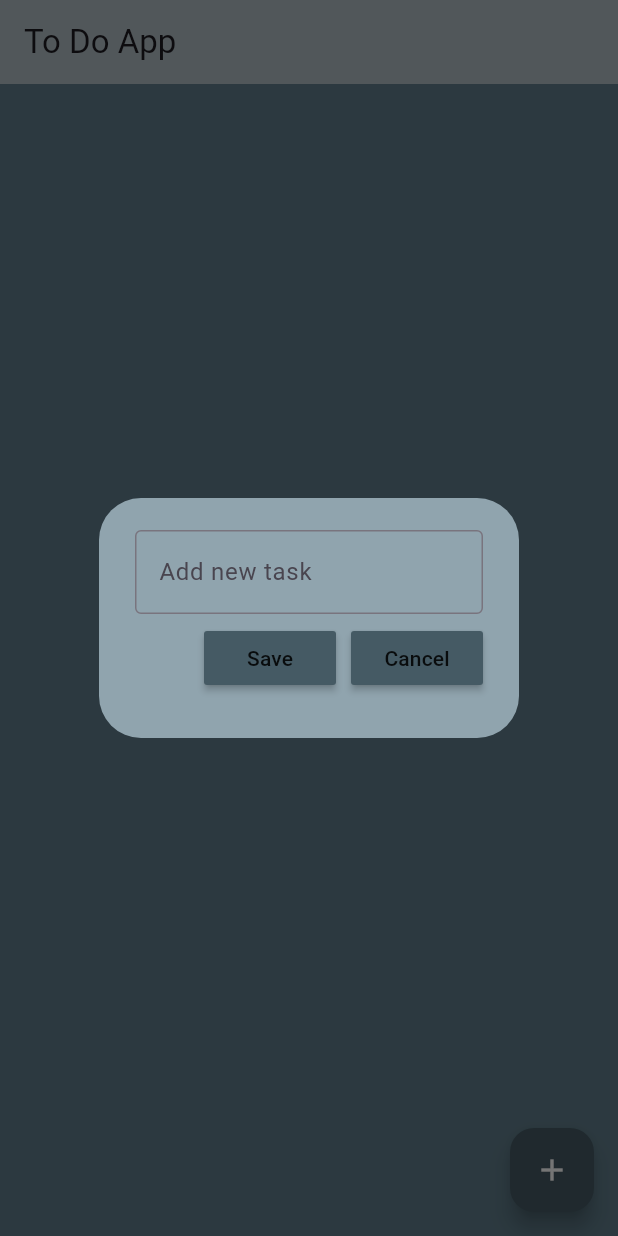
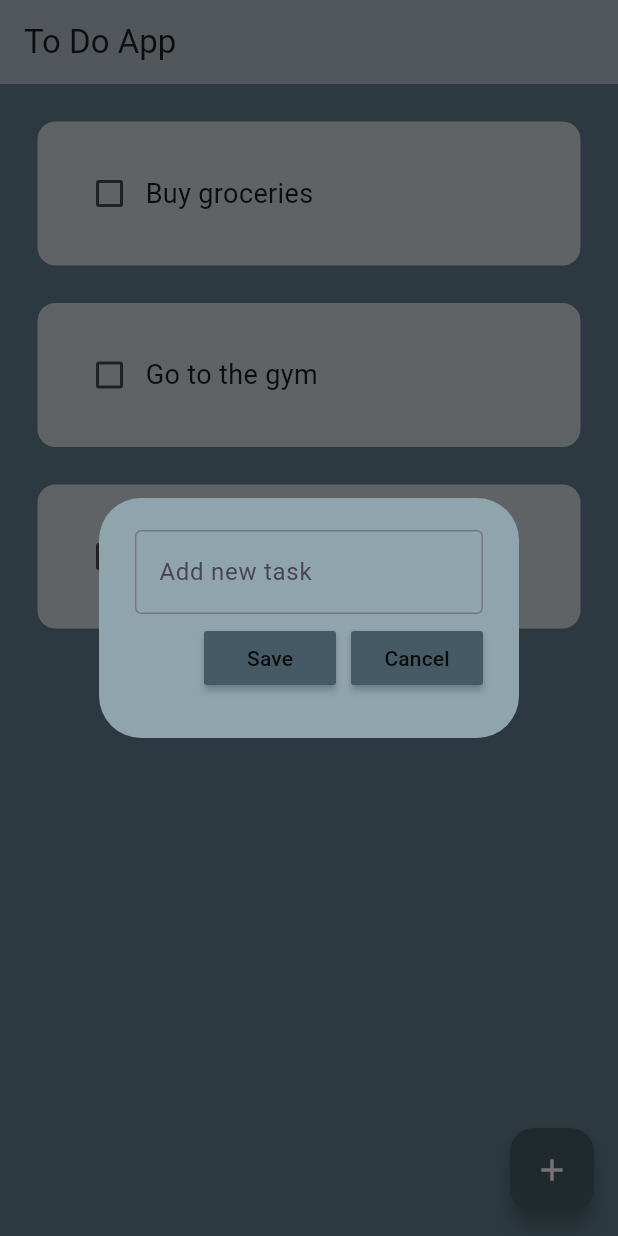
Before and after one commit to RodrigoPestana35/Flutter-To-Do-App, a Flutter app: the screen it shows after launch, after a tap on the "add" icon, on a phone screen of 412 x 824 dp. Run offline on Flutter 3.47's test engine with Material 3 defaults, Android fonts, the phone set to English and light mode, and no system bars; drawn by our look-alikes of flutter_slidable; our stand-ins replace hive_flutter; accounts and stored records are empty.

Commit message:
Add storage to app

```diff
--- a/lib/data/database.dart
+++ b/lib/data/database.dart
@@ -4,5 +4,24 @@ class ToDoDataBase {
   List toDoList = [];
 
   //reference my box
-  final box = Hive.openBox('todoBox');
+  final box = Hive.box('todoBox');
+
+  //run this method if this is the first time ever opening the app
+  void createInitialData() {
+    toDoList = [
+      ["Buy groceries", false],
+      ["Go to the gym", false],
+      ["Read a book", false],
+    ];
+  }
+
+  //load data from database
+  void loadData() {
+    toDoList = box.get('TODOLIST');
+  }
+
+  //Update data in database
+  void updateData() {
+    box.put('TODOLIST', toDoList);
+  }
 }
--- a/lib/pages/home_page.dart
+++ b/lib/pages/home_page.dart
@@ -15,23 +15,37 @@ class HomePage extends StatefulWidget {
 
 class _HomePageState extends State<HomePage> {
   //reference the hive box
-  final box = Hive.openBox('todoBox');
+  final box = Hive.box('todoBox');
   ToDoDataBase toDoDataBase = ToDoDataBase();
   //controller for text field
   final controler = TextEditingController();
+
+  @override
+  void initState() {
+    //if this is the first time opening the app, create initial data, else load data
+    if (box.get("TODOLIST") == null) {
+      toDoDataBase.createInitialData();
+      toDoDataBase.updateData();
+    } else {
+      toDoDataBase.loadData();
+    }
+    super.initState();
+  }
 
   void checkBoxChanged(bool? value, int index) {
     setState(() {
       toDoDataBase.toDoList[index][1] = !toDoDataBase.toDoList[index][1];
     });
+    toDoDataBase.updateData();
   }
 
   void saveNewTask() {
     setState(() {
       toDoDataBase.toDoList.add([controler.text, false]);
       controler.clear();
-      Navigator.of(context).pop();
     });
+    Navigator.of(context).pop();
+    toDoDataBase.updateData();
   }
 
   void createNewTask() {
@@ -50,6 +64,7 @@ class _HomePageState extends State<HomePage> {
     setState(() {
       toDoDataBase.toDoList.removeAt(index);
     });
+    toDoDataBase.updateData();
   }
 
   @override
```
